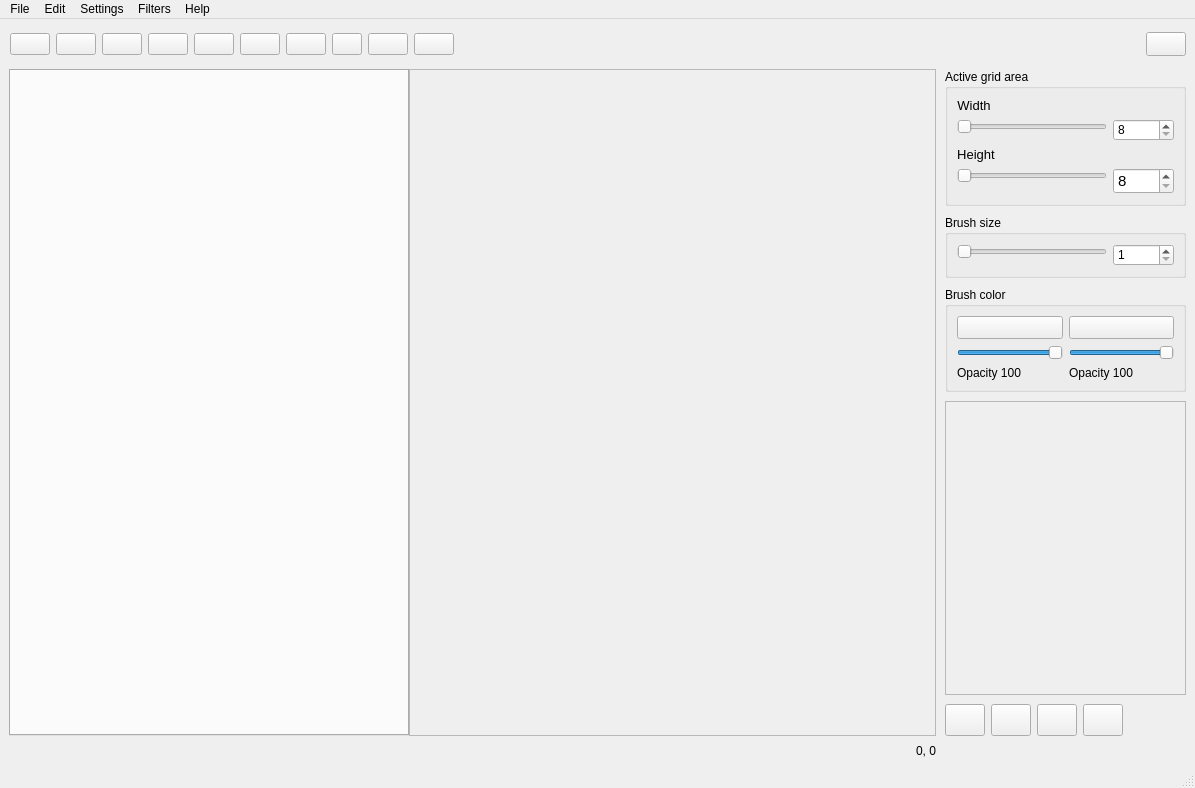
Qt form src/airunner/pyqt/main_window.ui (Capsize-Games/airunner) before a commit.
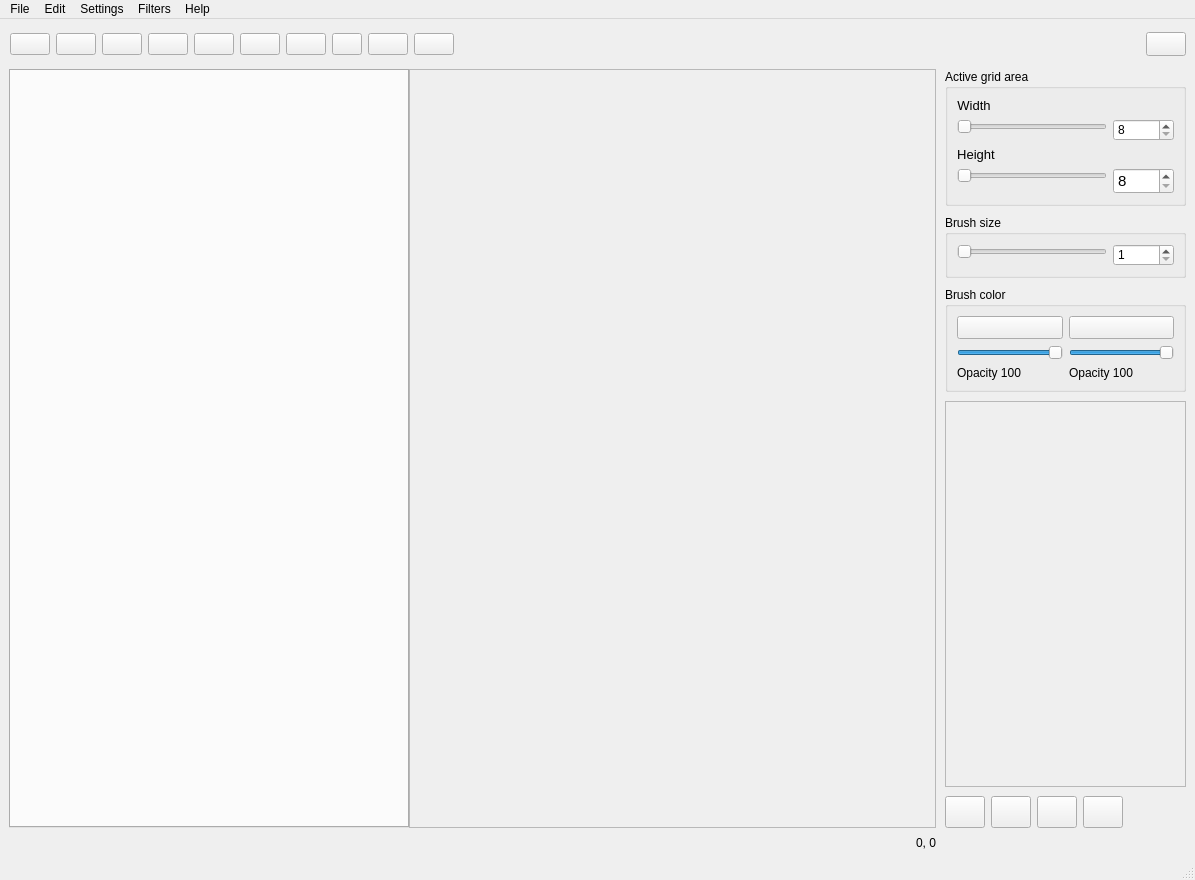
The same form after that commit. Icons and pictures are not drawn.

Commit message: increased min size of main window to avoid generate form overlap

The edit to the form file:
```diff
--- a/src/airunner/pyqt/main_window.ui
+++ b/src/airunner/pyqt/main_window.ui
@@ -8,13 +8,13 @@
     <x>0</x>
     <y>0</y>
     <width>1195</width>
-    <height>788</height>
+    <height>880</height>
    </rect>
   </property>
   <property name="minimumSize">
    <size>
     <width>1195</width>
-    <height>788</height>
+    <height>880</height>
    </size>
   </property>
   <property name="windowTitle">
@@ -162,7 +162,7 @@
             <x>0</x>
             <y>0</y>
             <width>239</width>
-            <height>272</height>
+            <height>364</height>
            </rect>
           </property>
           <property name="sizePolicy">
```
The commit also changes 2 other files.
